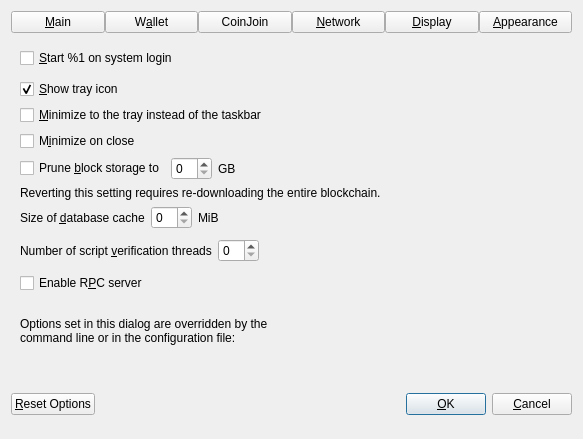
Old version of the form src/qt/forms/optionsdialog.ui in the repository gogryphon/gryphoonmoon.
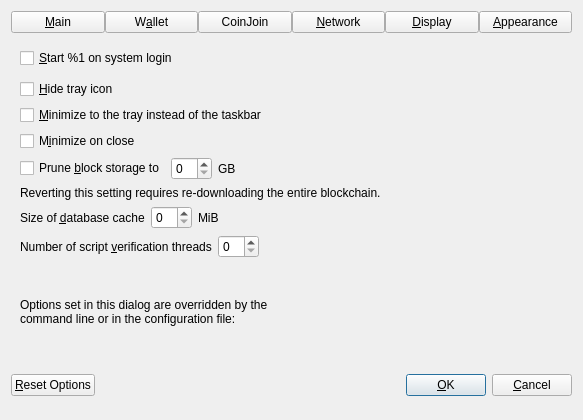
New version of the form. The open tabs and pages were chosen to show the change. Custom widgets are drawn as their Qt base class.

What changed in the file:
```diff
--- a/src/qt/forms/optionsdialog.ui
+++ b/src/qt/forms/optionsdialog.ui
@@ -135,10 +135,7 @@
           <string>Show the icon in the system tray.</string>
          </property>
          <property name="text">
-          <string>&amp;Show tray icon</string>
-         </property>
-         <property name="checked">
-          <bool>true</bool>
+          <string>&amp;Hide tray icon</string>
          </property>
         </widget>
        </item>
@@ -291,23 +288,13 @@
            <property name="sizeHint" stdset="0">
             <size>
              <width>40</width>
-             <height>40</height>
+             <height>20</height>
             </size>
            </property>
           </spacer>
          </item>
         </layout>
        </item>
-       <item>
-        <widget class="QCheckBox" name="enableServer">
-         <property name="toolTip">
-          <string extracomment="Tooltip text for Options window setting that enables the RPC server.">This allows you or a third party tool to communicate with the node through command-line and JSON-RPC commands.</string>
-         </property>
-         <property name="text">
-          <string extracomment="An Options window setting to enable the RPC server.">Enable R&amp;PC server</string>
-         </property>
-        </widget>
-       </item>
        <item>
         <spacer name="verticalSpacer_Main">
          <property name="orientation">
```
Left out of the diff: 24 changed lines with no effect on the pictures.
